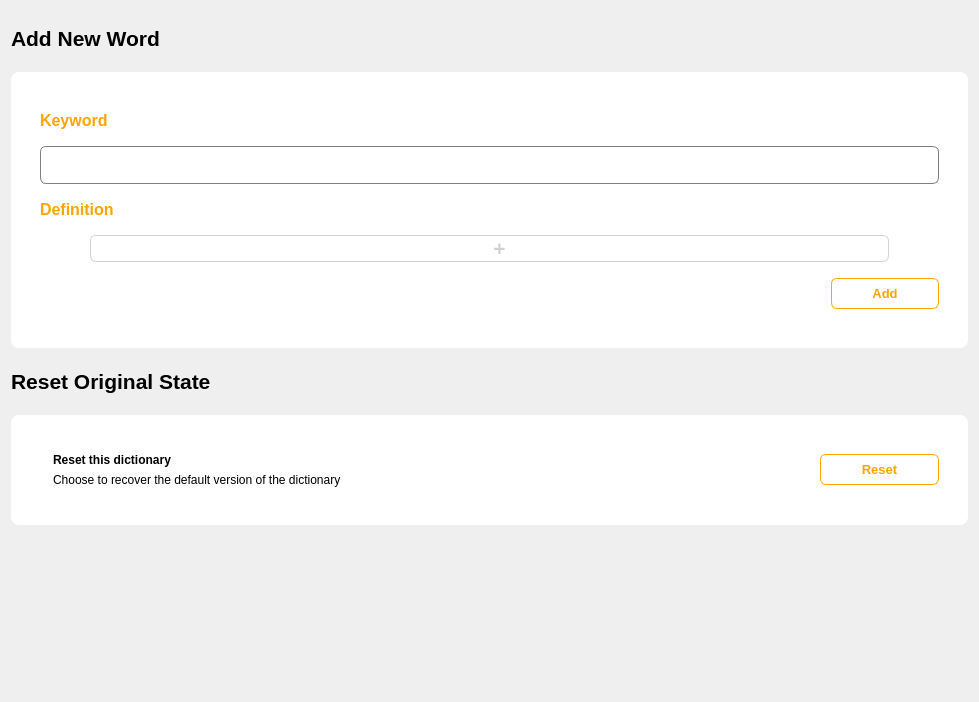
Old version of the form dictionaryeditor.ui in the repository nhuhoainam/CSgo-dictionary.
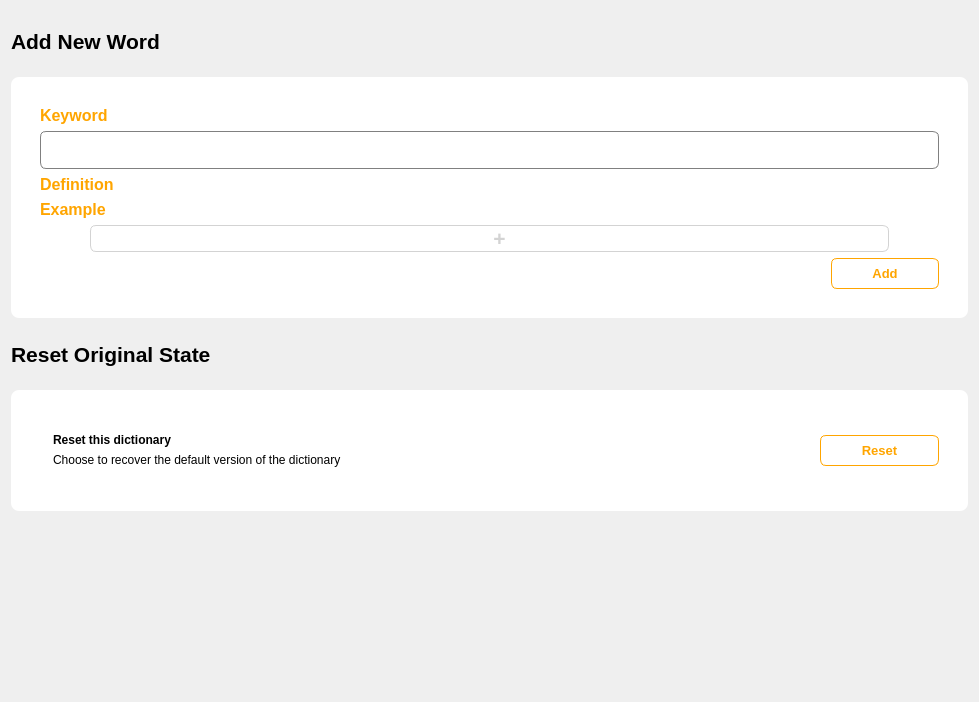
New version of the form. Icons and pictures are not drawn.

Commit message: feat(edit-dictionary): added example field for edit tab

```diff
--- a/dictionaryeditor.ui
+++ b/dictionaryeditor.ui
@@ -38,7 +38,7 @@
 	padding: 10px;
 }</string>
   </property>
-  <layout class="QVBoxLayout" name="verticalLayout_3" stretch="1,5,1,2,3">
+  <layout class="QVBoxLayout" name="verticalLayout_3" stretch="1,0,1,2,3">
    <item>
     <widget class="QLabel" name="label">
      <property name="font">
@@ -111,6 +111,31 @@
       <item>
        <layout class="QVBoxLayout" name="defLayout"/>
       </item>
+      <item>
+       <widget class="QLabel" name="label_8">
+        <property name="sizePolicy">
+         <sizepolicy hsizetype="Preferred" vsizetype="Maximum">
+          <horstretch>0</horstretch>
+          <verstretch>0</verstretch>
+         </sizepolicy>
+        </property>
+        <property name="font">
+         <font>
+          <pointsize>12</pointsize>
+          <bold>true</bold>
+         </font>
+        </property>
+        <property name="styleSheet">
+         <string notr="true">color: orange;</string>
+        </property>
+        <property name="text">
+         <string>Example</string>
+        </property>
+       </widget>
+      </item>
+      <item>
+       <layout class="QVBoxLayout" name="exampleLayout"/>
+      </item>
       <item>
        <widget class="QPushButton" name="addDefBtn">
         <property name="font">
```
Left out of the diff: 2 changed lines with no effect on the pictures. The commit also changes 5 other files.
